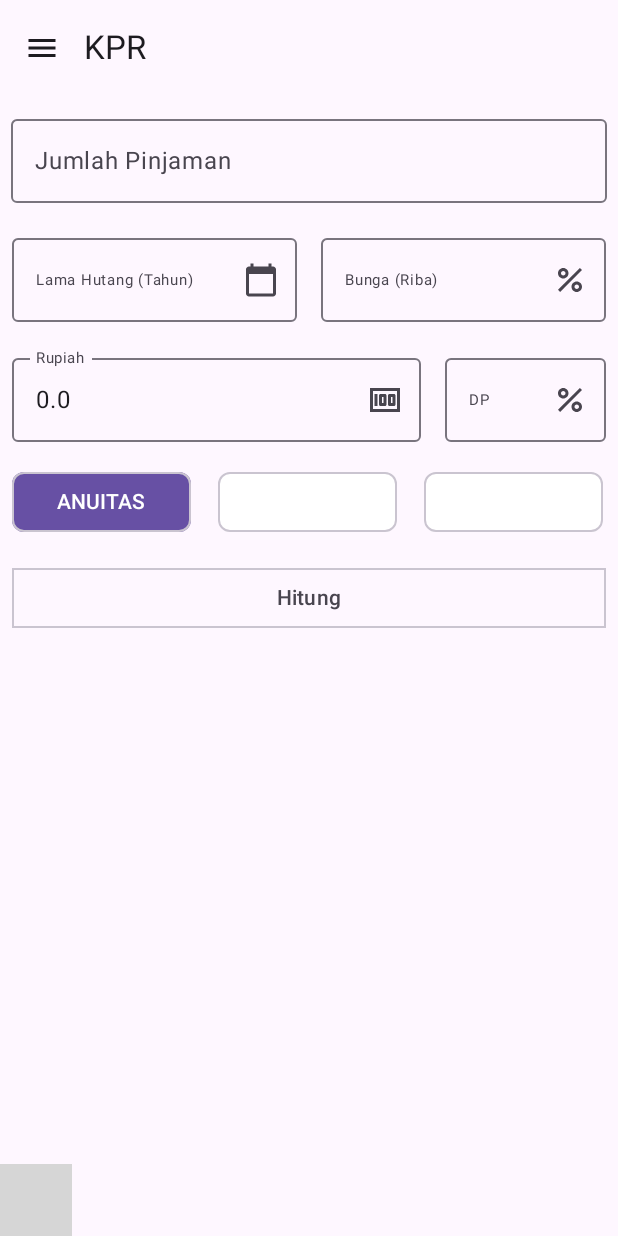
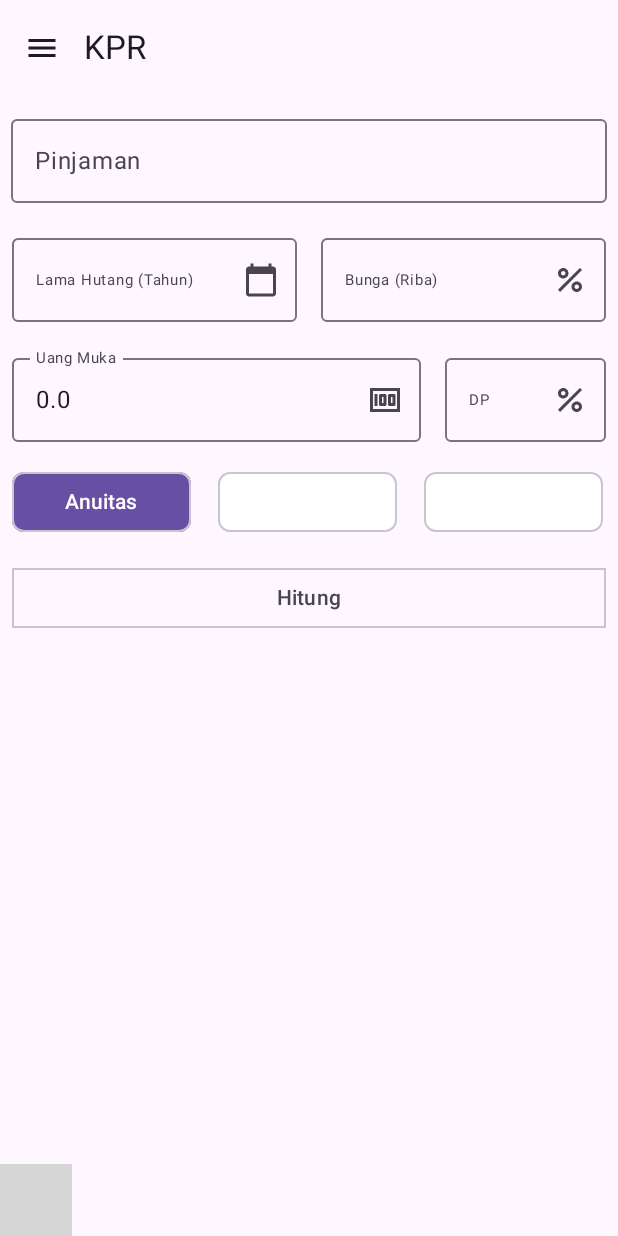
Before and after one commit to alibanadaulay/simulasi_uang, an Android app built with Jetpack Compose: the KprInputScreen screen opened through its navigation route, on a phone screen of 412 x 824 dp. Run offline under Robolectric (Android 15) with nearby library versions, the phone set to English and light mode, and no system bars; our stand-ins replace AdMob, Dagger/Hilt's generated code; 4 statements that could not run were skipped; grey boxes are pictures that could not be loaded.

Commit message:
- fixing language

```diff
--- a/app/src/main/java/com/ghifarix/simulasi_uang/MainActivity.kt
+++ b/app/src/main/java/com/ghifarix/simulasi_uang/MainActivity.kt
@@ -90,7 +90,7 @@ class MainActivity : ComponentActivity() {
                                     )
                                 }
                                 Text(
-                                    "Simulation Uang",
+                                    text = stringResource(id = R.string.app_name),
                                     modifier = Modifier.padding(16.dp),
                                     fontSize = 20.sp,
                                     fontWeight = FontWeight.Bold
--- a/app/src/main/java/com/ghifarix/simulasi_uang/components/TextField.kt
+++ b/app/src/main/java/com/ghifarix/simulasi_uang/components/TextField.kt
@@ -18,6 +18,7 @@ import androidx.compose.runtime.mutableStateOf
 import androidx.compose.runtime.remember
 import androidx.compose.ui.Modifier
 import androidx.compose.ui.graphics.vector.ImageVector
+import androidx.compose.ui.res.stringResource
 import androidx.compose.ui.text.TextRange
 import androidx.compose.ui.text.font.FontWeight
 import androidx.compose.ui.text.input.KeyboardType
@@ -25,6 +26,7 @@ import androidx.compose.ui.text.input.TextFieldValue
 import androidx.compose.ui.text.style.TextAlign
 import androidx.compose.ui.unit.dp
 import androidx.compose.ui.unit.sp
+import com.ghifarix.simulasi_uang.R
 import java.text.DecimalFormat
 
 
@@ -37,7 +39,7 @@ fun BaseLoan(
         .fillMaxWidth(),
     onTextChanged: (String) -> Unit = {},
     maxLength: Int = 14,
-    label: String = "Jumlah Pinjaman"
+    label: String = stringResource(id = R.string.loan)
 ) {
     val stateValue =
         remember {
--- a/app/src/main/java/com/ghifarix/simulasi_uang/screens/investment/create/InvestmentCreateScreen.kt
+++ b/app/src/main/java/com/ghifarix/simulasi_uang/screens/investment/create/InvestmentCreateScreen.kt
@@ -57,7 +57,7 @@ fun InvestmentCreateScreen(
                 )
                 TextFieldCustom(
                     modifier = modifier,
-                    label = "${stringResource(id = R.string.increase)} %",
+                    label = "${stringResource(id = R.string.return_rate)} %",
                     onTextChanged = vm::updateInvestment
                 )
             }
--- a/app/src/main/java/com/ghifarix/simulasi_uang/screens/kpr/create/KprCreateScreen.kt
+++ b/app/src/main/java/com/ghifarix/simulasi_uang/screens/kpr/create/KprCreateScreen.kt
@@ -87,7 +87,7 @@ fun KprInputScreen(
                     .padding(all = 8.dp)
                 TextFieldDisplay(
                     modifier = modifier.weight(0.7f),
-                    label = "Rupiah",
+                    label = stringResource(id = R.string.down_payment),
                     text = dpAmount,
                     readOnly = true,
                     icon = Icons.Default.Money
@@ -132,7 +132,7 @@ private fun KprType(
             shape = RoundedCornerShape(8.dp)
         ) {
             Text(
-                text = KprType.ANUITAS.name,
+                text = stringResource(R.string.annuity),
             )
         }
         Spacer(modifier = Modifier.width(2.dp))
@@ -149,7 +149,7 @@ private fun KprType(
             shape = RoundedCornerShape(8.dp)
         ) {
             Text(
-                text = KprType.FLAT.name,
+                text = stringResource(id = R.string.flat),
             )
         }
         Spacer(modifier = Modifier.width(2.dp))
@@ -166,7 +166,7 @@ private fun KprType(
             shape = RoundedCornerShape(8.dp)
         ) {
             Text(
-                text = KprType.EFEKTIF.name,
+                text = stringResource(id = R.string.effective),
             )
         }
         Spacer(modifier = Modifier.width(2.dp))
@@ -181,8 +181,14 @@ private fun getColor(type: KprType, state: State<KprType>): Color {
 }
 
 
-@Preview
+@Preview(locale = "en")
 @Composable
 fun BaseLoanPreview() {
     BaseLoan()
 }
+
+@Preview(locale = "en")
+@Composable
+fun KPRTypePreview() {
+    KprType()
+}
--- a/app/src/main/java/com/ghifarix/simulasi_uang/screens/pinjol/create/PinjolCreateScreen.kt
+++ b/app/src/main/java/com/ghifarix/simulasi_uang/screens/pinjol/create/PinjolCreateScreen.kt
@@ -78,7 +78,7 @@ fun PinjolCreateScreen(
                     .padding(all = 8.dp)
                 TextFieldDisplay(
                     modifier = modifier.weight(0.5f),
-                    label = "Rupiah",
+                    label = stringResource(id = R.string.subscription_fee),
                     text = dpAmount,
                     readOnly = true,
                     icon = Icons.Default.Money
--- a/app/src/main/res/values/strings.xml
+++ b/app/src/main/res/values/strings.xml
@@ -7,6 +7,7 @@
     <string name="capital_increase">Penambahan Modal</string>
     <string name="addition_time">Lama Penambahan</string>
     <string name="total_investment">Total Investasi</string>
+    <string name="down_payment">Uang Muka</string>
     <string name="tax">Pajak</string>
     <string name="year">Tahun</string>
     <string name="increase">Pertambahan</string>
@@ -33,6 +34,10 @@
     <string name="mortgage">KPR</string>
     <string name="debt_duration">Lama Hutang</string>
     <string name="riba">Riba</string>
+    <string name="annuity">Anuitas</string>
+    <string name="flat">Flat</string>
+    <string name="effective">Efektif</string>
+    <string name="return_rate">Pertambahan</string>
 
 
     // ad_mob_id
```
Also changed, not shown: app/src/main/java/com/ghifarix/simulasi_uang/screens/investment/detail/InvestmentDetailScreen.kt (+5 -7 lines), app/src/main/java/com/ghifarix/simulasi_uang/screens/kpr/detail/KprDetailScreen.kt (+6 -6 lines), app/src/main/java/com/ghifarix/simulasi_uang/screens/kpr/model/Kpr.kt (+17 -6 lines), app/src/main/java/com/ghifarix/simulasi_uang/screens/pinjol/detail/PinjolDetailScreen.kt (+5 -4 lines), 1 other file.
